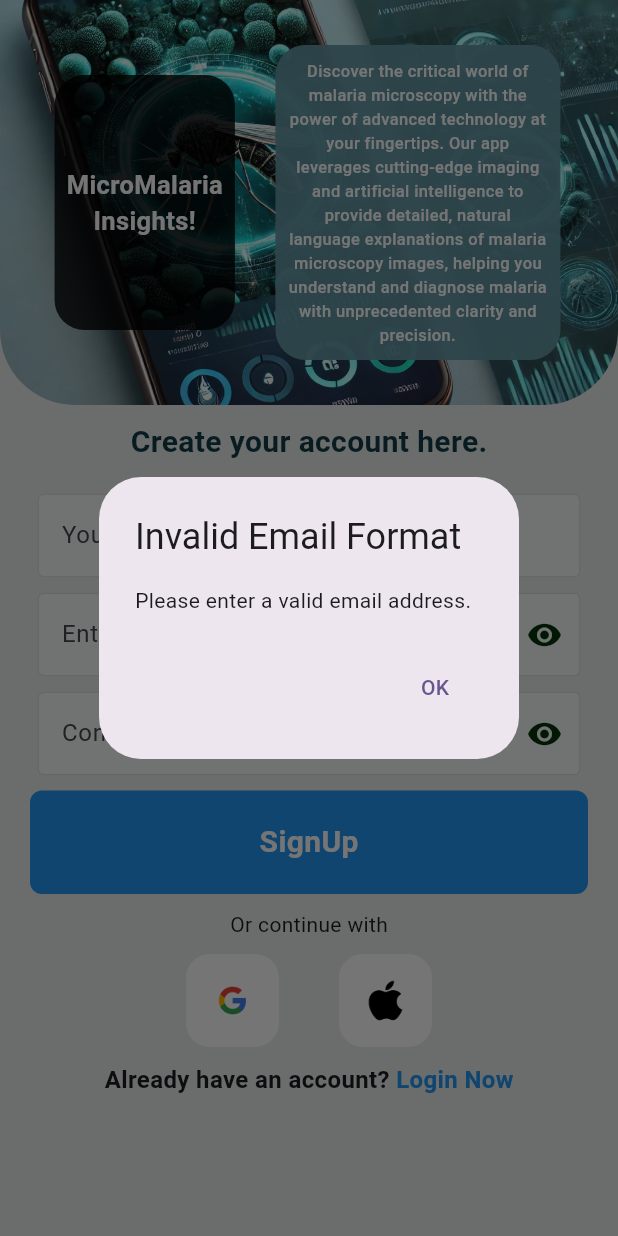
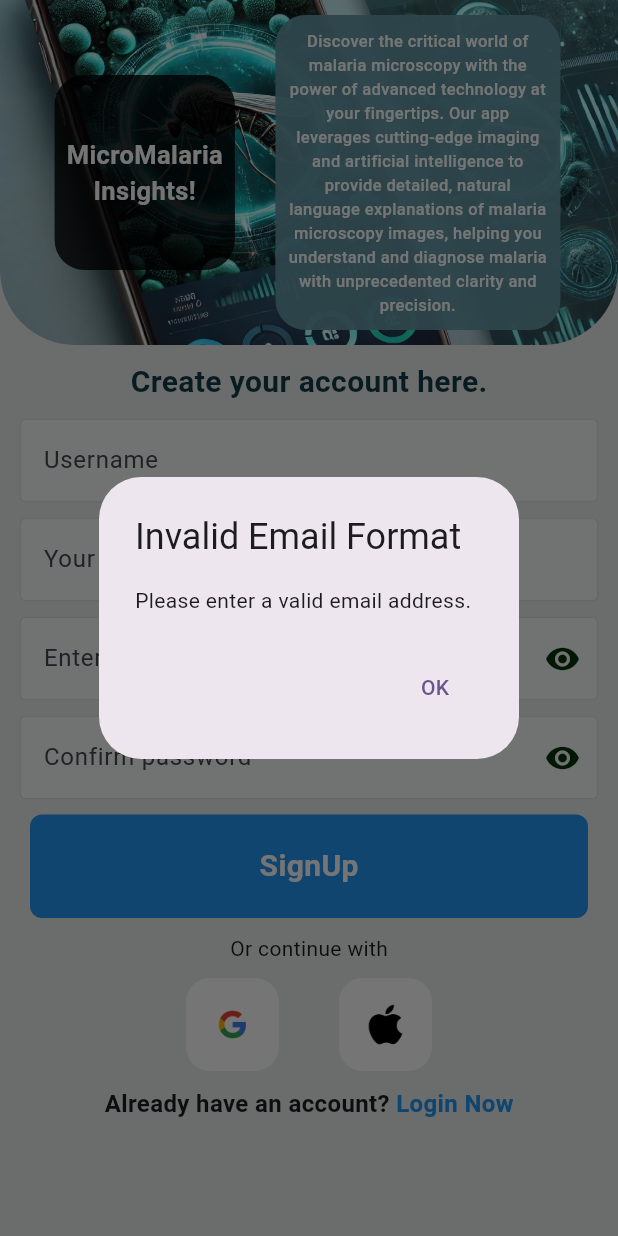
Before and after one commit to markgoli/NLEmalaria, a Flutter app: the screen it shows after launch, after a tap on "SignUp", on a phone screen of 412 x 824 dp. Run offline on Flutter 3.47's test engine with Material 3 defaults, Android fonts, the phone set to English and light mode, and no system bars; our stand-ins replace carousel_slider, firebase_auth, firebase_core, firebase_storage, flick_video_player, go_router and 3 more; missing offline and left inert: flutter_tflite; accounts and stored records are empty.

Commit message:
updated all

```diff
--- a/nle4malaria/lib/Authentication/register_page.dart
+++ b/nle4malaria/lib/Authentication/register_page.dart
@@ -8,6 +8,7 @@ import 'package:nle4malaria/components/my_textfield.dart';
 import 'package:nle4malaria/components/my_textfield1.dart';
 import 'package:nle4malaria/components/square_tile.dart';
 import 'package:nle4malaria/Services/authservice.dart';
+import 'package:nle4malaria/config/extensions.dart';
 import 'package:nle4malaria/styles/color.dart';
 import 'package:nle4malaria/styles/theme.dart';
 
@@ -21,6 +22,7 @@ class RegisterPage extends StatefulWidget {
 
 class _RegisterPage extends State<RegisterPage> {
   //Text Editing Controller
+  final usernameController = TextEditingController();
   final emailController = TextEditingController();
   final passwordController = TextEditingController();
   final confirmpasswordController = TextEditingController();
@@ -86,10 +88,13 @@ class _RegisterPage extends State<RegisterPage> {
 
     // Try sign up
     try {
-      await FirebaseAuth.instance.createUserWithEmailAndPassword(
+      final result = await FirebaseAuth.instance.createUserWithEmailAndPassword(
         email: emailController.text,
         password: passwordController.text,
       );
+      // setting a username
+      result.user!.updateDisplayName(usernameController.text.trim());
+      // _updateState();
       // Close loading dialog
       Navigator.pop(context);
     } on FirebaseAuthException catch (e) {
@@ -131,6 +136,12 @@ class _RegisterPage extends State<RegisterPage> {
         });
   }
 
+  // _updateState() {
+  //   WidgetsBinding.instance.addPostFrameCallback((_) {
+  //     notifyListeners();
+  //   });
+  // }
+
   @override
   Widget build(BuildContext context) {
     return Scaffold(
@@ -142,7 +153,7 @@ class _RegisterPage extends State<RegisterPage> {
               mainAxisAlignment: MainAxisAlignment.center,
               children: [
                 Container(
-                  height: 270,
+                  height: 230,
                   decoration: BoxDecoration(
                       borderRadius: BorderRadius.only(
                           bottomLeft: Radius.circular(50),
@@ -216,9 +227,15 @@ class _RegisterPage extends State<RegisterPage> {
                 ),
 
                 const SizedBox(
-                  height: 20,
+                  height: 10,
                 ),
-
+                // username text box
+                MyTextField(
+                  controller: usernameController,
+                  hintText: 'Username',
+                  obscureText: false,
+                ),
+                10.height(),
                 //email text box
                 MyTextField(
                   controller: emailController,
--- a/nle4malaria/lib/Home/homepage2.dart
+++ b/nle4malaria/lib/Home/homepage2.dart
@@ -11,6 +11,8 @@ import 'package:nle4malaria/plasmodium/video.dart';
 import 'package:nle4malaria/styles/color.dart';
 
 class MyHomePage2 extends StatelessWidget {
+  // user instance
+  final user = FirebaseAuth.instance.currentUser!;
   // Sign out user method
   void signUserOut() {
     FirebaseAuth.instance.signOut();
@@ -103,6 +105,7 @@ class MyHomePage2 extends StatelessWidget {
                               color: white),
                           child: Column(
                             children: [
+                              Text('Hi, ${user.displayName}'),
                               CarouselSlider(
                                 options: CarouselOptions(
                                   height: 290,
--- a/nle4malaria/lib/components/my_textfield.dart
+++ b/nle4malaria/lib/components/my_textfield.dart
@@ -15,7 +15,7 @@ class MyTextField extends StatelessWidget {
   @override
   Widget build(BuildContext context) {
     return Padding(
-      padding: const EdgeInsets.symmetric(horizontal: 25.0),
+      padding: const EdgeInsets.symmetric(horizontal: 13.0),
       child: TextField(
         controller: controller,
         obscureText: obscureText,
--- a/nle4malaria/lib/components/my_textfield1.dart
+++ b/nle4malaria/lib/components/my_textfield1.dart
@@ -23,7 +23,7 @@ class _MyTextFieldState extends State<MyTextField1> {
   @override
   Widget build(BuildContext context) {
     return Padding(
-      padding: const EdgeInsets.symmetric(horizontal: 25.0),
+      padding: const EdgeInsets.symmetric(horizontal: 13.0),
       child: TextField(
         controller: widget.controller,
         obscureText: _isObscure,
```
